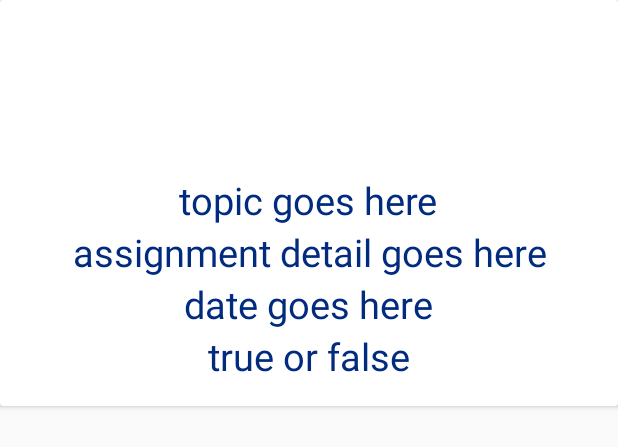
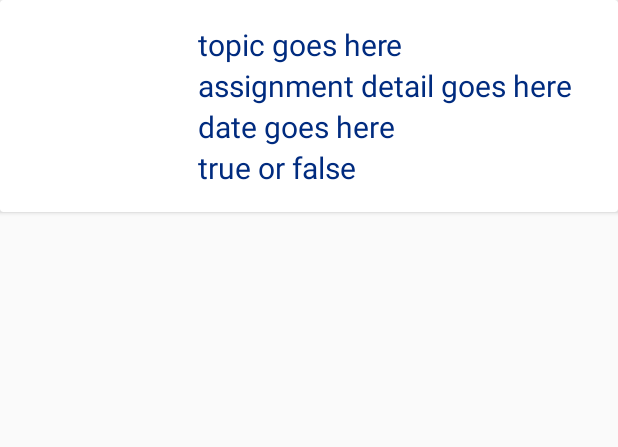
Before and after one commit to ba2364/FinalProject-BenjaminARachelM, an Android app: the layout card_view_assignments.xml on its own in the app's theme, with its tools: preview values and no code run, on a phone screen of 412 x 824 dp. Shown: the top 447 px of the screen. Run offline under Robolectric (Android 15) with nearby library versions, the phone set to English and light mode, and no system bars.

Commit message:
basic working

```diff
--- a/app/src/main/java/com/ba2364/finalproject_benjaminarachelm/MainScreen.java
+++ b/app/src/main/java/com/ba2364/finalproject_benjaminarachelm/MainScreen.java
@@ -11,18 +11,16 @@ import android.view.MenuItem;
 import com.google.firebase.database.DatabaseReference;
 import com.google.firebase.database.FirebaseDatabase;
 
-
 public class MainScreen extends AppCompatActivity {
 
     private RecyclerView recyclerView;
     private AssignmentAdapter assignmentAdapter;
-
     private DatabaseReference assignmentReference = FirebaseDatabase.getInstance().getReference("assignment");
 
     @Override
     protected void onCreate(Bundle savedInstanceState) {
         super.onCreate(savedInstanceState);
-        setContentView(R.layout.activity_main_user_screen);
+        setContentView(R.layout.activity_main_screen);
 
         recyclerView = (RecyclerView) findViewById(R.id.recycler_view);
         recyclerView.setHasFixedSize(true);
--- a/app/src/main/res/layout/card_view_assignments.xml
+++ b/app/src/main/res/layout/card_view_assignments.xml
@@ -5,16 +5,19 @@
     android:layout_width="match_parent"
     android:layout_height="wrap_content">
 
-    <LinearLayout
+    <RelativeLayout
         android:layout_width="match_parent"
         android:layout_height="wrap_content"
         android:orientation="vertical"
         android:padding="16dp">
 
         <ImageView
+            android:id="@+id/image"
             android:layout_width="100dp"
             android:layout_height="100dp"
-            android:layout_gravity="center"/>
+            android:layout_alignParentLeft="true"
+            android:layout_alignParentTop="true"
+            android:layout_marginRight="16dp" />
 
         <TextView
             android:id="@+id/topic_card_name"
@@ -24,17 +27,20 @@
         <TextView
             android:id="@+id/assignment_card_name"
             style="@style/CardTextViewStyle"
-            tools:text="assignment detail goes here" />
+            android:layout_below="@+id/topic_card_name"
+            tools:text="assignment detail goes here"/>
 
         <TextView
             android:id="@+id/duedate_card_name"
             style="@style/CardTextViewStyle"
-            tools:text="date goes here" />
+            android:layout_below="@+id/assignment_card_name"
+            tools:text="date goes here"/>
 
         <TextView
             android:id="@+id/done_card_name"
             style="@style/CardTextViewStyle"
-            tools:text="true or false" />
+            android:layout_below="@+id/duedate_card_name"
+            tools:text="true or false"/>
 
-    </LinearLayout>
+    </RelativeLayout>
 </android.support.v7.widget.CardView>
--- a/app/src/main/res/values/styles.xml
+++ b/app/src/main/res/values/styles.xml
@@ -42,9 +42,8 @@
     <style name="CardTextViewStyle">
         <item name="android:layout_width">wrap_content</item>
         <item name="android:layout_height">wrap_content</item>
-        <item name="android:textSize">25sp</item>
-        <item name="android:layout_gravity">center</item>
-        <item name="android:gravity">center</item>
+        <item name="android:textSize">20sp</item>
+        <item name="android:layout_toRightOf">@+id/image</item>
         <item name="android:textColor">@color/primaryDarkColor</item>
     </style>
 </resources>
```
Also changed, not shown: app/src/main/res/layout/activity_log_in.xml (renamed from app/src/main/res/layout/activity_log_in_screen.xml), app/src/main/res/layout/activity_main_screen.xml (renamed from app/src/main/res/layout/activity_main_user_screen.xml).
